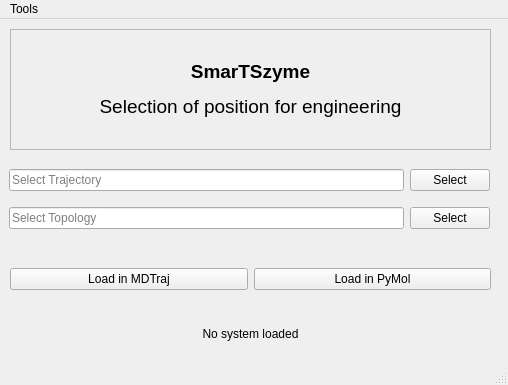
Above: ui_files/mainWindow.ui from CAMDgraz/SmarTSzyme_plugin before the change. Below: the same form after it.
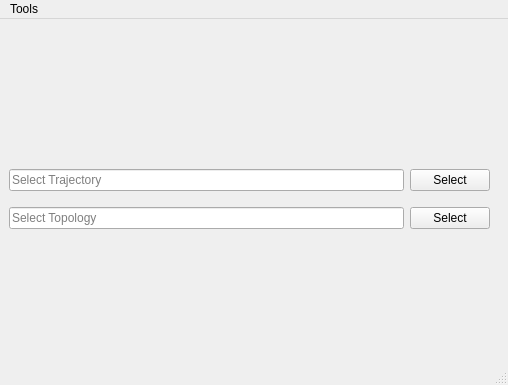
That is the form after the change.

Commit message: Added reduce results but problems with the design

Patch:
```diff
--- a/ui_files/mainWindow.ui
+++ b/ui_files/mainWindow.ui
@@ -14,61 +14,6 @@
    <string>SmarTSzyme</string>
   </property>
   <widget class="QWidget" name="centralwidget">
-   <widget class="QFrame" name="frame">
-    <property name="geometry">
-     <rect>
-      <x>10</x>
-      <y>10</y>
-      <width>481</width>
-      <height>121</height>
-     </rect>
-    </property>
-    <property name="frameShape">
-     <enum>QFrame::StyledPanel</enum>
-    </property>
-    <property name="frameShadow">
-     <enum>QFrame::Raised</enum>
-    </property>
-    <widget class="QLabel" name="label_title">
-     <property name="geometry">
-      <rect>
-       <x>15</x>
-       <y>10</y>
-       <width>451</width>
-       <height>101</height>
-      </rect>
-     </property>
-     <property name="text">
-      <string>&lt;html&gt;&lt;head/&gt;&lt;body&gt;&lt;p align=&quot;center&quot;&gt;&lt;span style=&quot; font-size:14pt; font-weight:600;&quot;&gt;SmarTSzyme&lt;/span&gt;&lt;/p&gt;&lt;p align=&quot;center&quot;&gt;&lt;span style=&quot; font-size:14pt;&quot;&gt;Selection of position for engineering&lt;/span&gt;&lt;/p&gt;&lt;/body&gt;&lt;/html&gt;</string>
-     </property>
-    </widget>
-   </widget>
-   <widget class="QWidget" name="horizontalLayoutWidget">
-    <property name="geometry">
-     <rect>
-      <x>10</x>
-      <y>230</y>
-      <width>481</width>
-      <height>61</height>
-     </rect>
-    </property>
-    <layout class="QHBoxLayout" name="horizontalLayout">
-     <item>
-      <widget class="QPushButton" name="mdtraj_button">
-       <property name="text">
-        <string>Load in MDTraj</string>
-       </property>
-      </widget>
-     </item>
-     <item>
-      <widget class="QPushButton" name="pymol_button">
-       <property name="text">
-        <string>Load in PyMol</string>
-       </property>
-      </widget>
-     </item>
-    </layout>
-   </widget>
    <widget class="QWidget" name="gridLayoutWidget">
     <property name="geometry">
      <rect>
@@ -109,22 +54,6 @@
      </item>
     </layout>
    </widget>
-   <widget class="QLabel" name="label_system">
-    <property name="geometry">
-     <rect>
-      <x>15</x>
-      <y>299</y>
-      <width>471</width>
-      <height>31</height>
-     </rect>
-    </property>
-    <property name="text">
-     <string>No system loaded</string>
-    </property>
-    <property name="alignment">
-     <set>Qt::AlignCenter</set>
-    </property>
-   </widget>
   </widget>
   <widget class="QStatusBar" name="statusbar"/>
   <widget class="QMenuBar" name="menubar">
```
Left out of the diff: 22 changed lines with no effect on the pictures. The commit also changes 6 other files.
